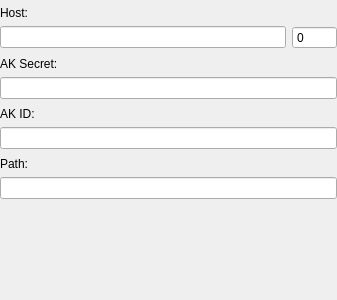
Old version of the form addon/COS/COSFormGeneral.ui in the repository fengzhu2007/anycode.
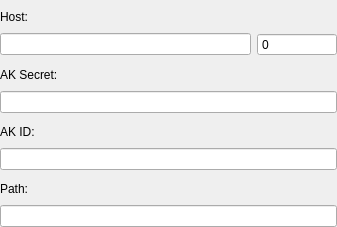
New version of the form.

The edit to the form file:
```diff
--- a/addon/COS/COSFormGeneral.ui
+++ b/addon/COS/COSFormGeneral.ui
@@ -7,7 +7,7 @@
     <x>0</x>
     <y>0</y>
     <width>337</width>
-    <height>300</height>
+    <height>227</height>
    </rect>
   </property>
   <property name="sizePolicy">
@@ -16,6 +16,12 @@
     <verstretch>0</verstretch>
    </sizepolicy>
   </property>
+  <property name="maximumSize">
+   <size>
+    <width>16777215</width>
+    <height>227</height>
+   </size>
+  </property>
   <property name="windowTitle">
    <string>General</string>
   </property>
@@ -70,6 +76,12 @@
          <verstretch>0</verstretch>
         </sizepolicy>
        </property>
+       <property name="minimumSize">
+        <size>
+         <width>80</width>
+         <height>0</height>
+        </size>
+       </property>
        <property name="maximumSize">
         <size>
          <width>80</width>
@@ -173,7 +185,11 @@
     </widget>
    </item>
    <item>
-    <widget class="QLineEdit" name="passwordLineEdit"/>
+    <widget class="QLineEdit" name="passwordLineEdit">
+     <property name="echoMode">
+      <enum>QLineEdit::PasswordEchoOnEdit</enum>
+     </property>
+    </widget>
    </item>
    <item>
     <spacer name="verticalSpacer_4">
@@ -210,19 +226,6 @@
    <item>
     <widget class="QLineEdit" name="pathLineEdit"/>
    </item>
-   <item>
-    <spacer name="verticalSpacer">
-     <property name="orientation">
-      <enum>Qt::Vertical</enum>
-     </property>
-     <property name="sizeHint" stdset="0">
-      <size>
-       <width>20</width>
-       <height>40</height>
-      </size>
-     </property>
-    </spacer>
-   </item>
   </layout>
  </widget>
  <resources/>
```
